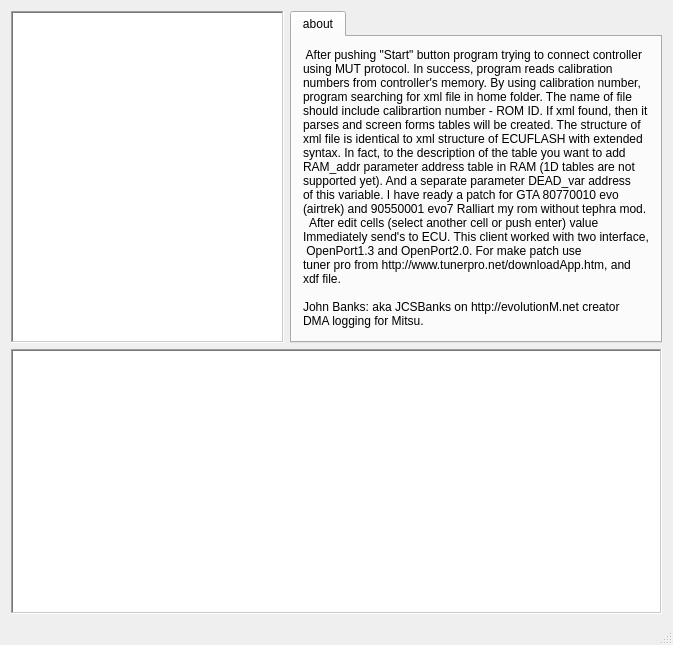
The window that mainwindow.ui (DowJhob/Evo-live-map) describes before a commit, drawn with Qt 5.
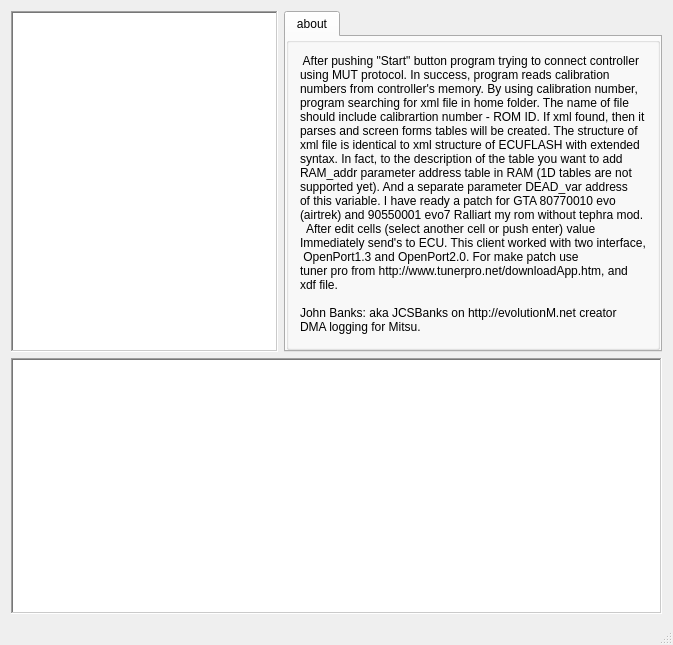
The same window after the commit.

```diff
--- a/mainwindow.ui
+++ b/mainwindow.ui
@@ -166,7 +166,7 @@
       <property name="elideMode">
        <enum>Qt::ElideRight</enum>
       </property>
-      <widget class="QWidget" name="about">
+      <widget class="QGroupBox" name="about">
        <property name="sizePolicy">
         <sizepolicy hsizetype="Preferred" vsizetype="MinimumExpanding">
          <horstretch>0</horstretch>
```
